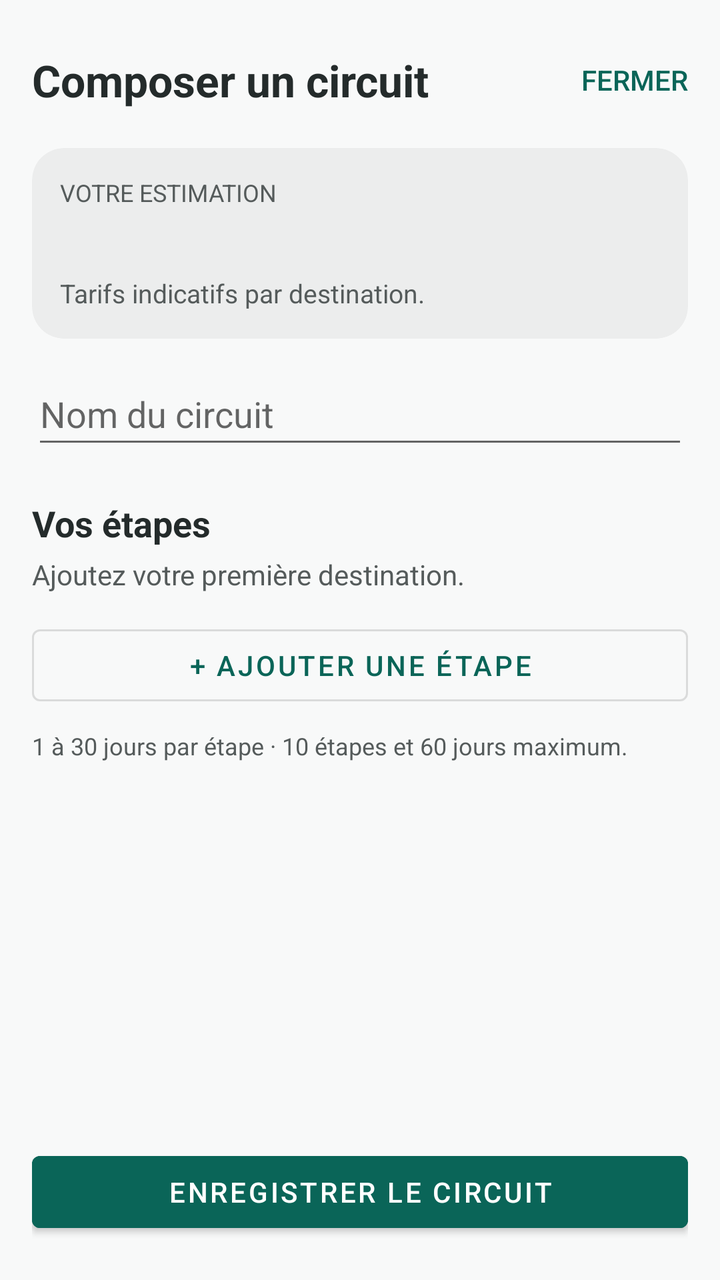
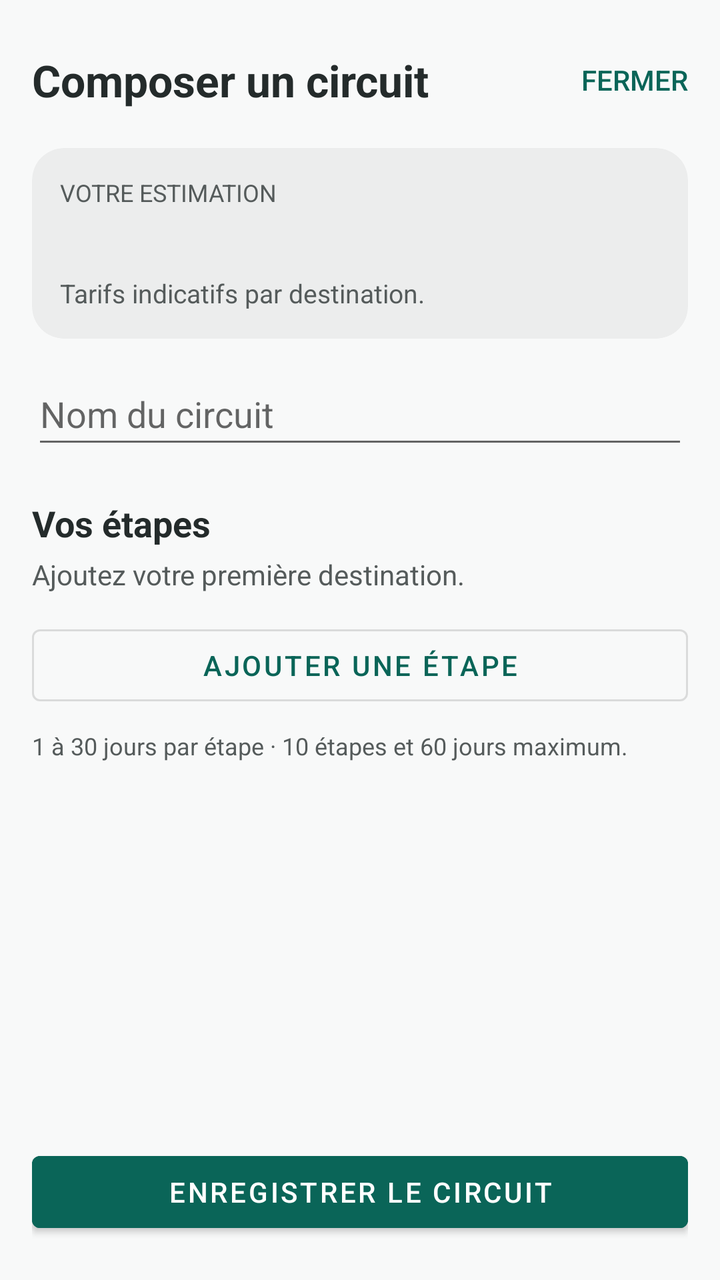

Two renders of the same Android screen: before a commit and after it. Below are the layout's source before the change and the commit's diff.
<!-- AndroidManifest.xml: application theme Theme.GoVoyage -->
<!-- res/layout/fragment_editeur_circuit.xml -->
<?xml version="1.0" encoding="utf-8"?>
<LinearLayout xmlns:android="http://schemas.android.com/apk/res/android"
    xmlns:app="http://schemas.android.com/apk/res-auto"
    xmlns:tools="http://schemas.android.com/tools"
    android:layout_width="match_parent"
    android:layout_height="match_parent"
    android:orientation="vertical"
    android:padding="16dp"
    tools:context=".ui.circuit.EditeurCircuitFragment">

    
    <LinearLayout
        android:layout_width="match_parent"
        android:layout_height="wrap_content"
        android:gravity="center_vertical"
        android:orientation="horizontal">

        <TextView
            android:id="@+id/texteTitreEditeur"
            android:layout_width="0dp"
            android:layout_height="wrap_content"
            android:layout_weight="1"
            android:text="@string/editeur_titre_creation"
            android:textColor="@color/palette_encre"
            android:textSize="22sp"
            android:textStyle="bold" />

        <Button
            android:id="@+id/boutonFermerEditeur"
            style="?android:attr/borderlessButtonStyle"
            android:layout_width="wrap_content"
            android:layout_height="wrap_content"
            android:minWidth="0dp"
            android:paddingStart="8dp"
            android:paddingEnd="0dp"
            android:text="@string/editeur_bouton_fermer"
            android:textColor="@color/palette_turquoise_fonce" />
    </LinearLayout>

    
    <androidx.cardview.widget.CardView
        android:layout_width="match_parent"
        android:layout_height="wrap_content"
        android:layout_marginTop="10dp"
        app:cardBackgroundColor="@color/palette_gris_clair"
        app:cardCornerRadius="16dp"
        app:cardElevation="0dp">

        <LinearLayout
            android:layout_width="match_parent"
            android:layout_height="wrap_content"
            android:orientation="vertical"
            android:padding="14dp">

            <TextView
                android:id="@+id/texteBilanSurtitre"
                android:layout_width="match_parent"
                android:layout_height="wrap_content"
                android:text="@string/editeur_bilan_surtitre"
                android:textColor="@color/palette_texte_secondaire"
                android:textSize="12sp" />

            <TextView
                android:id="@+id/texteBilanTotaux"
                android:layout_width="match_parent"
                android:layout_height="wrap_content"
                android:layout_marginTop="2dp"
                android:textColor="@color/palette_encre"
                android:textSize="22sp"
                android:textStyle="bold" />

            <TextView
                android:id="@+id/texteBilanMarge"
                android:layout_width="match_parent"
                android:layout_height="wrap_content"
                android:layout_marginTop="2dp"
                android:text="@string/editeur_bilan_tarifs"
                android:textColor="@color/palette_texte_secondaire"
                android:textSize="13sp" />
        </LinearLayout>
    </androidx.cardview.widget.CardView>

    <androidx.core.widget.NestedScrollView
        android:layout_width="match_parent"
        android:layout_height="0dp"
        android:layout_marginTop="12dp"
        android:layout_weight="1">

        <LinearLayout
            android:layout_width="match_parent"
            android:layout_height="wrap_content"
            android:orientation="vertical">

            <EditText
                android:id="@+id/editNomCircuit"
                android:layout_width="match_parent"
                android:layout_height="wrap_content"
                android:hint="@string/editeur_nom"
                android:inputType="text"
                android:maxLength="90"
                android:minHeight="48dp" />

            
            <LinearLayout
                android:layout_width="match_parent"
                android:layout_height="wrap_content"
                android:layout_marginTop="20dp"
                android:gravity="center_vertical"
                android:orientation="horizontal">

                <TextView
                    android:id="@+id/texteTitreEtapes"
                    android:layout_width="0dp"
                    android:layout_height="wrap_content"
                    android:layout_weight="1"
                    android:text="@string/editeur_titre_etapes"
                    android:textColor="@color/palette_encre"
                    android:textSize="18sp"
                    android:textStyle="bold" />

                <TextView
                    android:id="@+id/texteCompteurEtapes"
                    android:layout_width="wrap_content"
                    android:layout_height="wrap_content"
                    android:textColor="@color/palette_texte_secondaire"
                    android:textSize="13sp" />
            </LinearLayout>

            <TextView
                android:id="@+id/texteEtapesVides"
                android:layout_width="match_parent"
                android:layout_height="wrap_content"
                android:layout_marginTop="4dp"
                android:text="@string/editeur_etapes_vides"
                android:textColor="@color/palette_texte_secondaire" />

            <LinearLayout
                android:id="@+id/listeEtapesEditeur"
                android:layout_width="match_parent"
                android:layout_height="wrap_content"
                android:orientation="vertical" />

            <Button
                android:id="@+id/boutonAjouterEtape"
                style="@style/Widget.MaterialComponents.Button.OutlinedButton"
                android:layout_width="match_parent"
                android:layout_height="wrap_content"
                android:layout_marginTop="12dp"
                android:text="@string/editeur_ajouter_etape"
                android:textColor="@color/palette_turquoise_fonce" />

            <TextView
                android:id="@+id/texteLimite"
                android:layout_width="match_parent"
                android:layout_height="wrap_content"
                android:layout_marginTop="8dp"
                android:text="@string/editeur_limite"
                android:textColor="@color/palette_texte_secondaire"
                android:textSize="12sp" />

            <TextView
                android:id="@+id/texteJoursExcessifs"
                android:layout_width="match_parent"
                android:layout_height="wrap_content"
                android:layout_marginTop="8dp"
                android:text="@string/editeur_jours_excessifs"
                android:textColor="@color/palette_erreur"
                android:visibility="gone" />

            <TextView
                android:id="@+id/texteErreurEditeur"
                android:layout_width="match_parent"
                android:layout_height="wrap_content"
                android:layout_marginTop="8dp"
                android:textColor="@color/palette_erreur" />
        </LinearLayout>
    </androidx.core.widget.NestedScrollView>

    <Button
        android:id="@+id/boutonEnregistrer"
        android:layout_width="match_parent"
        android:layout_height="wrap_content"
        android:layout_marginTop="12dp"
        android:layout_marginBottom="4dp"
        android:backgroundTint="@color/palette_turquoise_fonce"
        android:text="@string/editeur_enregistrer"
        android:textColor="@color/palette_blanc" />
</LinearLayout>
<!-- resources referenced by this layout -->
<resources>
  <color name="palette_blanc">#FFFFFF</color>
  <color name="palette_encre">#242B2B</color>
  <color name="palette_erreur">#B3261E</color>
  <color name="palette_gris_clair">#ECEDED</color>
  <color name="palette_texte_secondaire">#555B5B</color>
  <color name="palette_turquoise_fonce">#0A6558</color>
  <string name="editeur_ajouter_etape">+ Ajouter une étape</string>
  <string name="editeur_bilan_surtitre">VOTRE ESTIMATION</string>
  <string name="editeur_bilan_tarifs">Tarifs indicatifs par destination.</string>
  <string name="editeur_bouton_fermer">Fermer</string>
  <string name="editeur_enregistrer">Enregistrer le circuit</string>
  <string name="editeur_etapes_vides">Ajoutez votre première destination.</string>
  <string name="editeur_jours_excessifs">Ramenez la durée à 60 jours maximum.</string>
  <string name="editeur_limite">1 à 30 jours par étape · 10 étapes et 60 jours maximum.</string>
  <string name="editeur_nom">Nom du circuit</string>
  <string name="editeur_titre_creation">Composer un circuit</string>
  <string name="editeur_titre_etapes">Vos étapes</string>
  <style name="Theme.GoVoyage" parent="Theme.MaterialComponents.Light.NoActionBar">
          <item name="colorPrimary">@color/palette_turquoise_fonce</item>
          <item name="colorPrimaryVariant">@color/palette_turquoise_fonce</item>
          <item name="colorOnPrimary">@color/palette_blanc</item>
          <item name="colorSecondary">@color/palette_turquoise_fonce</item>
          <item name="colorSecondaryVariant">@color/palette_turquoise_fonce</item>
          <item name="colorOnSecondary">@color/palette_blanc</item>
          <item name="android:colorBackground">@color/palette_fond</item>
          <item name="android:statusBarColor">@color/palette_turquoise_fonce</item>
          <item name="android:windowBackground">@color/palette_fond</item>
          
          <item name="android:windowOptOutEdgeToEdgeEnforcement">true</item>
      </style>
  <color name="palette_fond">#F8F9F9</color>
</resources>

<!-- the commit's change to res/layout/fragment_editeur_circuit.xml (unified diff, before → after) -->
@@ -8,7 +8,7 @@
     android:padding="16dp"
     tools:context=".ui.circuit.EditeurCircuitFragment">
 
-    
+
     <LinearLayout
         android:layout_width="match_parent"
         android:layout_height="wrap_content"
@@ -37,7 +37,7 @@
             android:textColor="@color/palette_turquoise_fonce" />
     </LinearLayout>
 
-    
+
     <androidx.cardview.widget.CardView
         android:layout_width="match_parent"
         android:layout_height="wrap_content"
@@ -100,7 +100,7 @@
                 android:maxLength="90"
                 android:minHeight="48dp" />
 
-            
+
             <LinearLayout
                 android:layout_width="match_parent"
                 android:layout_height="wrap_content"
<!-- resource entries referenced after the edit -->
@@ -6,7 +6,7 @@
   <color name="palette_gris_clair">#ECEDED</color>
   <color name="palette_texte_secondaire">#555B5B</color>
   <color name="palette_turquoise_fonce">#0A6558</color>
-  <string name="editeur_ajouter_etape">+ Ajouter une étape</string>
+  <string name="editeur_ajouter_etape">Ajouter une étape</string>
   <string name="editeur_bilan_surtitre">VOTRE ESTIMATION</string>
   <string name="editeur_bilan_tarifs">Tarifs indicatifs par destination.</string>
   <string name="editeur_bouton_fermer">Fermer</string>
@@ -27,7 +27,7 @@
           <item name="android:colorBackground">@color/palette_fond</item>
           <item name="android:statusBarColor">@color/palette_turquoise_fonce</item>
           <item name="android:windowBackground">@color/palette_fond</item>
-          
+  
           <item name="android:windowOptOutEdgeToEdgeEnforcement">true</item>
       </style>
   <color name="palette_fond">#F8F9F9</color>
